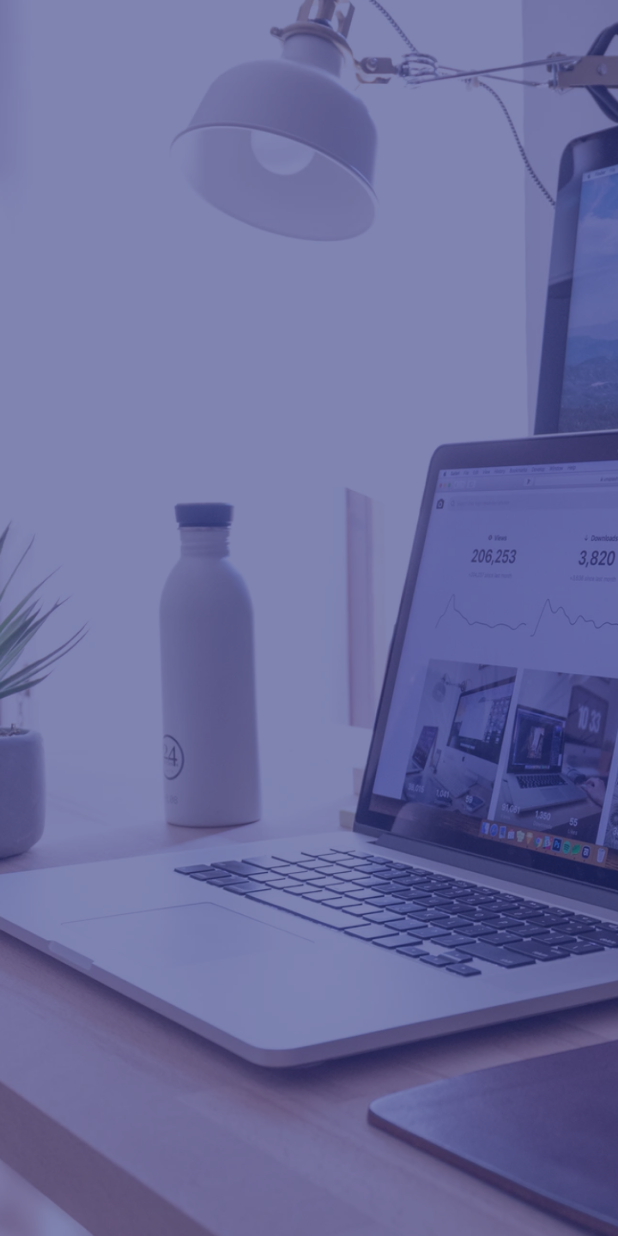
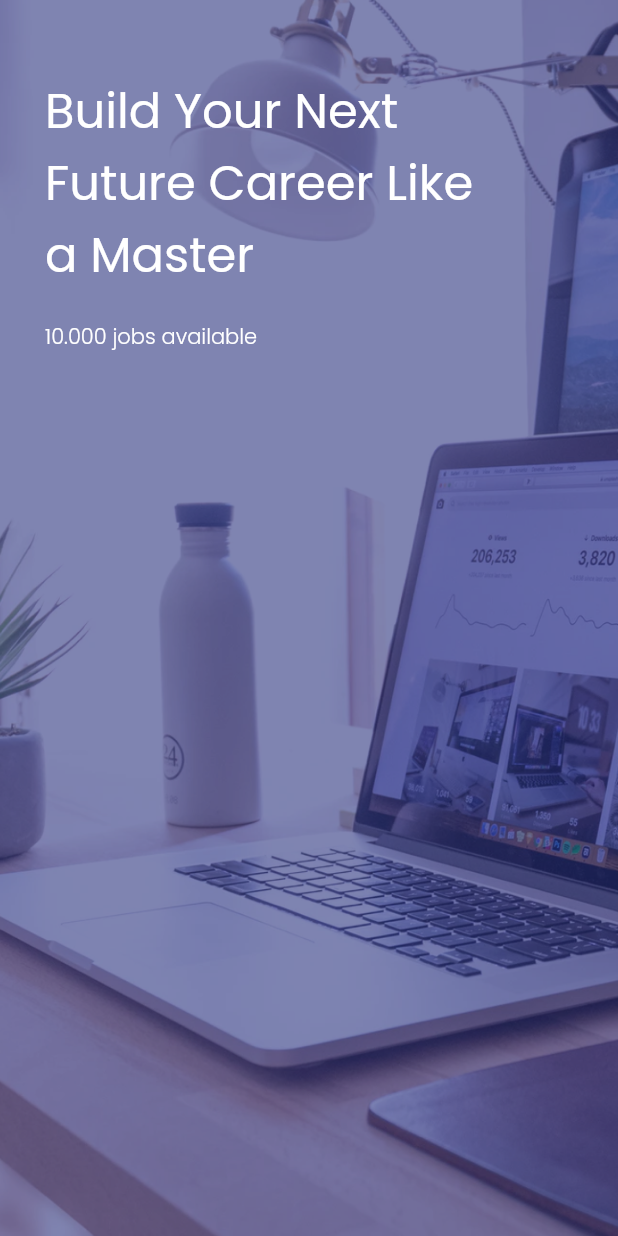
Before and after one commit to soulofjava/ui_bwa, a Flutter app: the screen it shows after launch, on a phone screen of 412 x 824 dp. Run offline on Flutter 3.47's test engine with Material 2 defaults, Android fonts, the phone set to English and light mode, and no system bars; our stand-ins replace google_fonts.

Commit message:
starter page #2

```diff
--- a/lib/pages/started_page.dart
+++ b/lib/pages/started_page.dart
@@ -1,4 +1,5 @@
 import 'package:flutter/material.dart';
+import 'package:google_fonts/google_fonts.dart';
 
 class GetStartedPage extends StatelessWidget {
   const GetStartedPage({Key? key}) : super(key: key);
@@ -6,7 +7,8 @@ class GetStartedPage extends StatelessWidget {
   @override
   Widget build(BuildContext context) {
     return Scaffold(
-      body: Stack(children: [
+      body: Stack(
+        children: [
           Container(
             decoration: BoxDecoration(
               image: DecorationImage(
@@ -15,7 +17,39 @@ class GetStartedPage extends StatelessWidget {
               ),
             ),
           ),
-      ]),
+          Padding(
+            padding: const EdgeInsets.only(
+              top: 50,
+              right: 30,
+              left: 30,
+            ),
+            child: Column(
+              crossAxisAlignment: CrossAxisAlignment.start,
+              children: [
+                Text(
+                  'Build Your Next \nFuture Career Like \na Master',
+                  style: GoogleFonts.poppins(
+                    color: Colors.white,
+                    fontSize: 32,
+                    fontWeight: FontWeight.w400,
+                  ),
+                ),
+                SizedBox(
+                  height: 20,
+                ),
+                Text(
+                  '10.000 jobs available',
+                  style: GoogleFonts.poppins(
+                    color: Colors.white,
+                    fontSize: 14,
+                    fontWeight: FontWeight.w300,
+                  ),
+                ),
+              ],
+            ),
+          ),
+        ],
+      ),
     );
   }
 }
```
Lines whose indentation alone changed are shown as unchanged.
